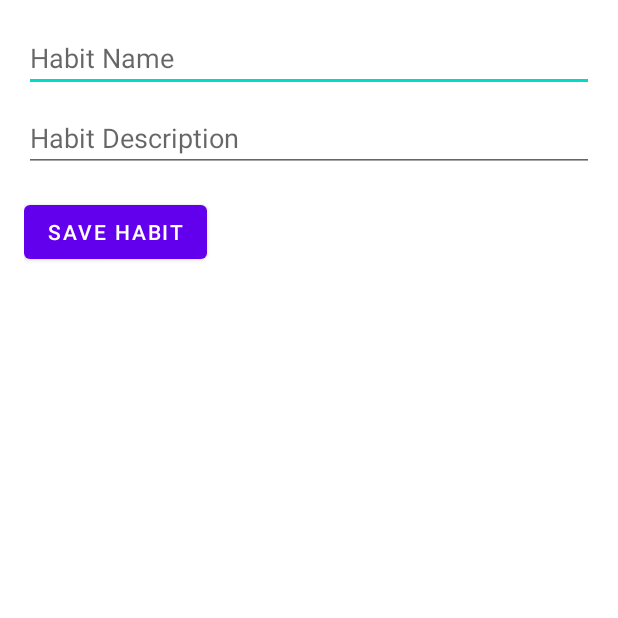
After one commit to jvillanueva3651/HabitGuard, an Android app: the HabitEditActivity screen opened directly, with no data from a screen before it, on a phone screen of 412 x 824 dp, the top half of it. The commit adds this screen. Run offline under Robolectric (Android 15) with nearby library versions, the phone set to English and light mode, and no system bars; our stand-ins replace Firebase (no records; nobody signed in at launch, a user with empty details on screens opened directly); 1 statement that could not run was skipped.

Commit message:
Added numerous files for defining habits, editing habits, and listing habits as well as needed XML layout files.

```diff
--- a/app/src/main/AndroidManifest.xml
+++ b/app/src/main/AndroidManifest.xml
@@ -36,6 +36,9 @@
         <activity
             android:name=".SideActivity"
             android:exported="false" />
+        <activity android:name=".HabitListActivity" />
+        <activity android:name=".HabitEditActivity" />
+
     </application>
 
 </manifest>
--- /dev/null
+++ b/app/src/main/java/com/washburn/habitguard/Habit.kt
@@ -0,0 +1,6 @@
+package com.washburn.habitguard
+
+data class Habit(
+    val name: String = "",
+    val description: String = ""
+)
--- /dev/null
+++ b/app/src/main/java/com/washburn/habitguard/HabitEditActivity.kt
@@ -0,0 +1,67 @@
+package com.washburn.habitguard
+
+import android.os.Bundle
+import android.widget.Button
+import android.widget.EditText
+import android.widget.Toast
+import androidx.appcompat.app.AppCompatActivity
+import com.google.firebase.firestore.FieldValue
+import com.google.firebase.firestore.FirebaseFirestore
+
+class HabitEditActivity : AppCompatActivity() {
+
+    private val db = FirebaseFirestore.getInstance()
+
+    override fun onCreate(savedInstanceState: Bundle?) {
+        super.onCreate(savedInstanceState)
+        setContentView(R.layout.activity_habit_edit)
+
+        // Retrieve the selected date from the intent extras.
+        val selectedDate = intent.getStringExtra("selectedDate")
+        if (selectedDate == null) {
+            Toast.makeText(this, "No date provided", Toast.LENGTH_SHORT).show()
+            finish()
+            return
+        }
+
+        val etHabitName = findViewById<EditText>(R.id.etHabitName)
+        val etHabitDescription = findViewById<EditText>(R.id.etHabitDescription)
+        val btnSaveHabit = findViewById<Button>(R.id.btnSaveHabit)
+
+        btnSaveHabit.setOnClickListener {
+            val name = etHabitName.text.toString().trim()
+            val description = etHabitDescription.text.toString().trim()
+
+            if (name.isEmpty()) {
+                Toast.makeText(this, "Please enter a habit name", Toast.LENGTH_SHORT).show()
+                return@setOnClickListener
+            }
+
+            // Build a habit data map.
+            val habitData = hashMapOf(
+                "name" to name,
+                "description" to description
+            )
+
+            // Attempt to update the document by adding the new habit to the "habits" array.
+            db.collection("Habits").document(selectedDate)
+                .update("habits", FieldValue.arrayUnion(habitData))
+                .addOnSuccessListener {
+                    Toast.makeText(this, "Habit added!", Toast.LENGTH_SHORT).show()
+                    finish()  // Return to the habit list
+                }
+                .addOnFailureListener { exception ->
+                    // If the document does not exist yet, create it.
+                    db.collection("Habits").document(selectedDate)
+                        .set(hashMapOf("habits" to listOf(habitData)))
+                        .addOnSuccessListener {
+                            Toast.makeText(this, "Habit added!", Toast.LENGTH_SHORT).show()
+                            finish()
+                        }
+                        .addOnFailureListener { e ->
+                            Toast.makeText(this, "Error adding habit: ${e.message}", Toast.LENGTH_SHORT).show()
+                        }
+                }
+        }
+    }
+}
--- /dev/null
+++ b/app/src/main/res/layout/activity_habit_edit.xml
@@ -0,0 +1,29 @@
+<?xml version="1.0" encoding="utf-8"?>
+<LinearLayout
+    xmlns:android="http://schemas.android.com/apk/res/android"
+    android:layout_width="match_parent"
+    android:layout_height="match_parent"
+    android:orientation="vertical"
+    android:padding="16dp">
+
+    <EditText
+        android:id="@+id/etHabitName"
+        android:layout_width="match_parent"
+        android:layout_height="wrap_content"
+        android:hint="Habit Name" />
+
+    <EditText
+        android:id="@+id/etHabitDescription"
+        android:layout_width="match_parent"
+        android:layout_height="wrap_content"
+        android:hint="Habit Description"
+        android:layout_marginTop="8dp" />
+
+    <Button
+        android:id="@+id/btnSaveHabit"
+        android:layout_width="wrap_content"
+        android:layout_height="wrap_content"
+        android:text="Save Habit"
+        android:layout_marginTop="16dp" />
+
+</LinearLayout>
```
Also changed, not shown: app/src/main/java/com/washburn/habitguard/HabitAdapter.kt (added, +29 -0 lines), app/src/main/java/com/washburn/habitguard/HabitListActivity.kt (added, +65 -0 lines), app/src/main/java/com/washburn/habitguard/MainActivity.kt (+6 -2 lines), app/src/main/java/com/washburn/habitguard/ui/gallery/GalleryFragment.kt (+19 -2 lines), app/src/main/res/layout/activity_habit_list.xml (added, +24 -0 lines), app/src/main/res/layout/item_habit.xml (added, +23 -0 lines).
